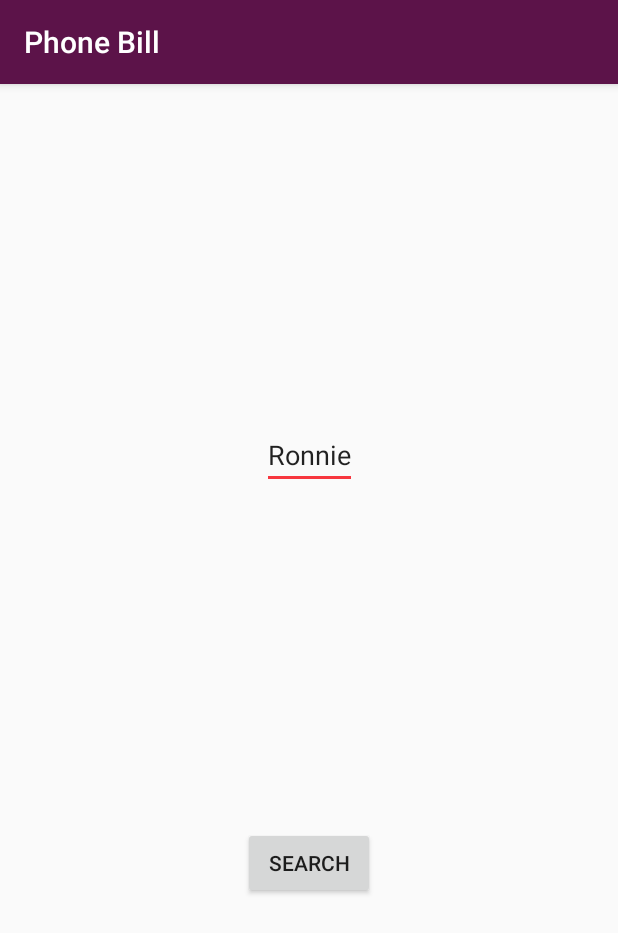
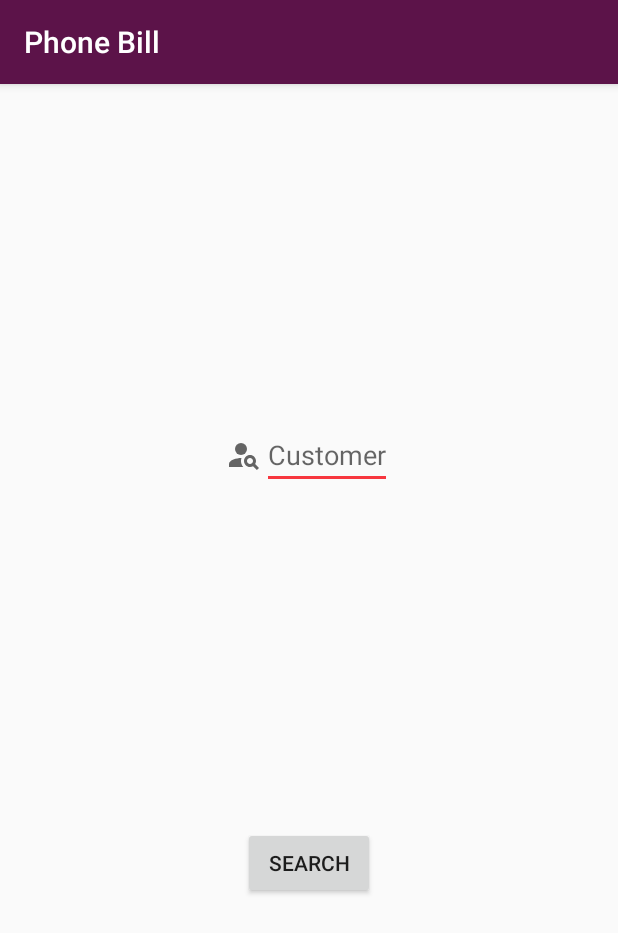
Before and after one commit to ronniesong0809/Phonebill-App, an Android app: the SearchCustomer screen opened directly, with no data from a screen before it, after a tap on "SEARCH", on a phone screen of 412 x 824 dp. Shown: the top 933 px of the screen. Run offline under Robolectric (Android 15) with nearby library versions, the phone set to English and light mode, and no system bars; libraries missing offline, so code that uses them is left out: edu.pdx.cs410J; 1 statement that could not run was skipped.

```diff
--- a/phonebill-android/app/src/main/java/edu/pdx/cs410j/qihao/phonebill_android/SearchCustomer.java
+++ b/phonebill-android/app/src/main/java/edu/pdx/cs410j/qihao/phonebill_android/SearchCustomer.java
@@ -27,25 +27,32 @@ public class SearchCustomer extends AppCompatActivity {
         searchCustomer.setOnClickListener(new View.OnClickListener() {
             @Override
             public void onClick(View view) {
-                EditText customer = findViewById(R.id.customer);
-                String Customer = customer.getText().toString();
-
-                File dir = getDataDir();
-                File file = new File(dir, Customer + ".txt");
-                TextParser parser;
-                PhoneBill bill = null;
                 try {
-                    parser = new TextParser(new FileReader(file));
-                    bill = parser.parse();
-                } catch (FileNotFoundException | ParserException e) {
-                    e.printStackTrace();
-                }
-
-                if (bill != null) {
-                    alert(bill);
+                    search();
+                } catch (FileNotFoundException | ParserException | IllegalArgumentException e) {
+                    error(e);
                 }
             }
         });
+    }
+
+    private void search() throws FileNotFoundException, ParserException {
+        EditText customer = findViewById(R.id.customer);
+        String Customer = customer.getText().toString();
+        if (Customer.equals("")) {
+            throw new IllegalArgumentException("customer can't be empty.");
+        }
+
+        File dir = getDataDir();
+        File file = new File(dir, Customer + ".txt");
+        if (file.exists()) {
+            TextParser parser = new TextParser(new FileReader(file));
+            PhoneBill bill = parser.parse();
+
+            alert(bill);
+        } else {
+            throw new IllegalArgumentException("No such customer: " + Customer);
+        }
     }
 
     private void alert(PhoneBill bill) {
@@ -61,4 +68,12 @@ public class SearchCustomer extends AppCompatActivity {
                 })
                 .show();
     }
+
+    private void error(Exception e) {
+        Toast.makeText(this, e.getMessage(), Toast.LENGTH_LONG).show();
+    }
+
+    private void error(String e) {
+        Toast.makeText(this, e, Toast.LENGTH_LONG).show();
+    }
 }
--- a/phonebill-android/app/src/main/res/layout/activity_search_customer.xml
+++ b/phonebill-android/app/src/main/res/layout/activity_search_customer.xml
@@ -6,23 +6,38 @@
     android:layout_height="match_parent"
     tools:context=".SearchCustomer">
 
-    <EditText
-        android:id="@+id/customer"
+    <LinearLayout
+        android:id="@+id/customer_linear"
         android:layout_width="wrap_content"
         android:layout_height="wrap_content"
-        android:text="Ronnie"
-        app:layout_constraintBottom_toTopOf="@+id/search_customer_button"
         app:layout_constraintEnd_toEndOf="parent"
-        app:layout_constraintHorizontal_bias="0.5"
         app:layout_constraintStart_toStartOf="parent"
-        app:layout_constraintTop_toTopOf="parent" />
+        app:layout_constraintTop_toTopOf="parent"
+        app:layout_constraintBottom_toTopOf="@+id/search_customer_button">
+
+        <ImageView
+            android:id="@+id/customer_image"
+            android:layout_width="0dp"
+            android:layout_height="match_parent"
+            android:layout_weight="1"
+            app:srcCompat="@drawable/baseline_person_search_24"
+            android:contentDescription="@string/customer_image" />
+
+        <EditText
+            android:id="@+id/customer"
+            android:layout_width="wrap_content"
+            android:layout_height="wrap_content"
+            android:hint="@string/name_format"
+            android:importantForAutofill="no"
+            android:inputType="text" />
+    </LinearLayout>
 
     <Button
         android:id="@+id/search_customer_button"
         android:layout_width="wrap_content"
         android:layout_height="wrap_content"
-        android:text="Search"
-        app:layout_constraintTop_toBottomOf="@+id/customer"
+        android:text="@string/search"
+        app:layout_constraintTop_toBottomOf="@+id/customer_linear"
         app:layout_constraintBottom_toBottomOf="parent"
         app:layout_constraintEnd_toEndOf="parent"
         app:layout_constraintStart_toStartOf="parent" />
--- a/phonebill-android/app/src/main/res/values/strings.xml
+++ b/phonebill-android/app/src/main/res/values/strings.xml
@@ -10,4 +10,5 @@
     <string name="customer_image">customer image</string>
     <string name="caller_image">caller image</string>
     <string name="callee_image">callee image</string>
+    <string name="search">Search</string>
 </resources>
```
Also changed, not shown: phonebill-android/app/src/main/java/edu/pdx/cs410j/qihao/phonebill_android/AddPhoneCall.java (+38 -0 lines).
